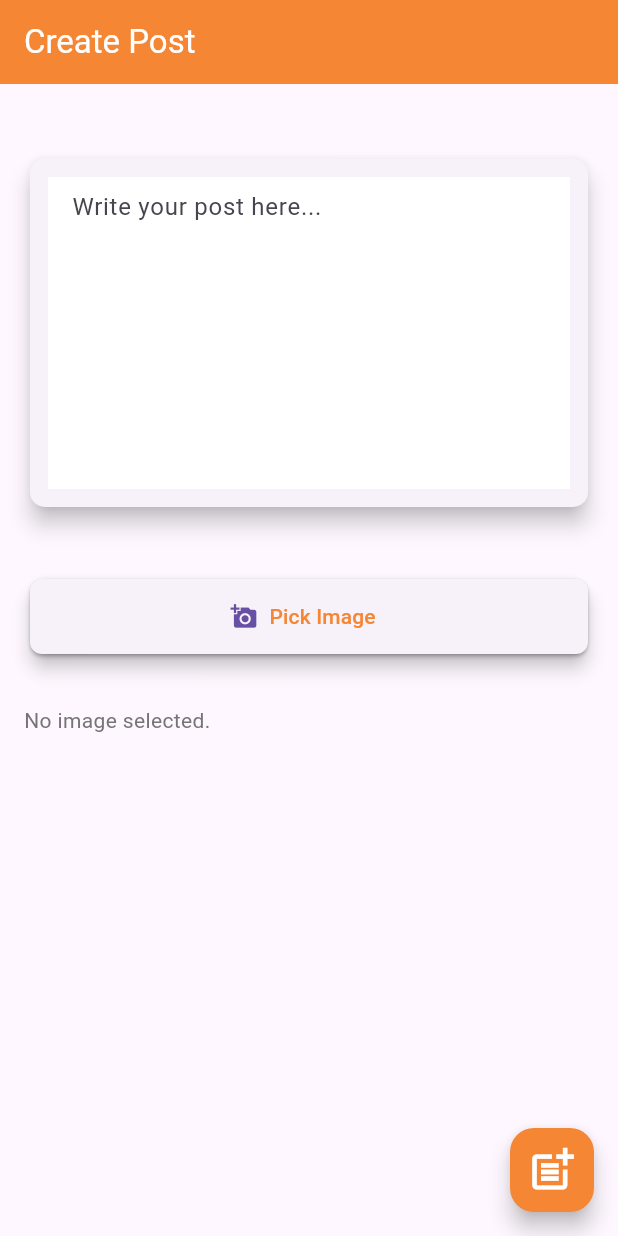
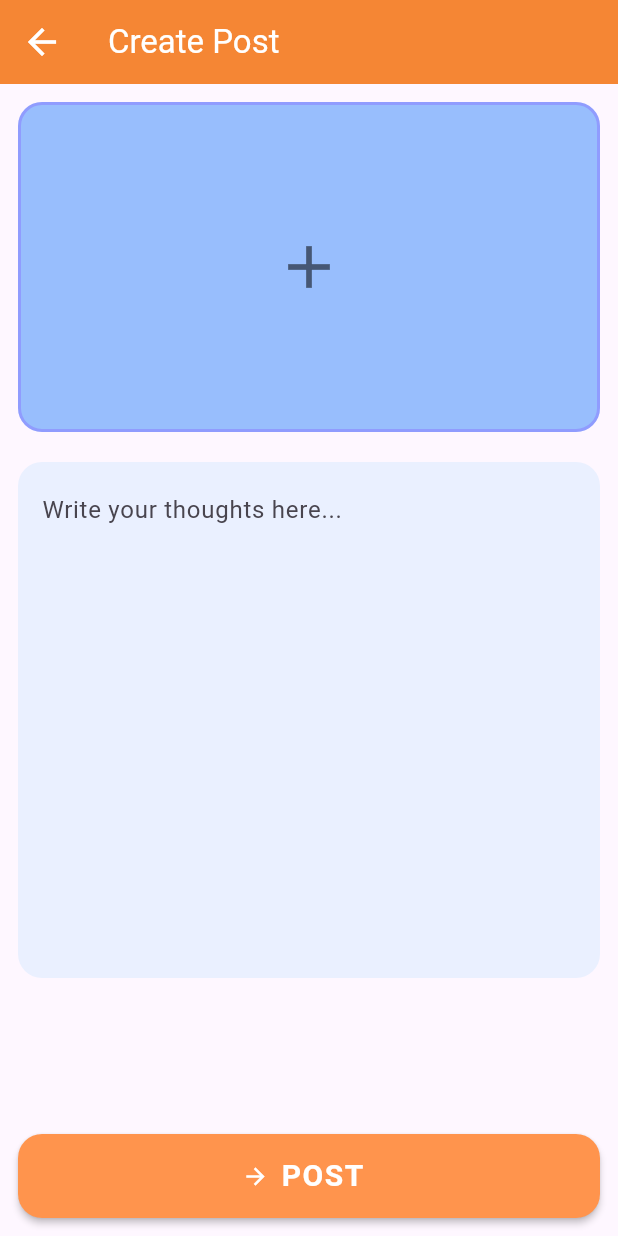
Before and after one commit to Saurav-KumarSingh/Campus_Connect, a Flutter app: the PostScreen screen opened directly, on a phone screen of 412 x 824 dp. Run offline on Flutter 3.47's test engine with Material 3 defaults, Android fonts, the phone set to English and light mode, and no system bars; our stand-ins replace cloud_firestore, firebase_auth, firebase_core, firebase_storage, image_picker; accounts and stored records are empty; network calls fail.

Commit message:
persistent login added and post screen Ui

```diff
--- a/lib/screens/bottomnavbar.dart
+++ b/lib/screens/bottomnavbar.dart
@@ -56,7 +56,7 @@ class _BottomNavScreenState extends State<BottomNavScreen> {
             CurrentIndex = index;
           });
         },
-        type: BottomNavigationBarType.shifting,
+        type: BottomNavigationBarType.fixed,
         currentIndex: CurrentIndex,
         selectedItemColor: Colors.orange,
         iconSize: 30,
--- a/lib/screens/post_screen.dart
+++ b/lib/screens/post_screen.dart
@@ -71,112 +71,107 @@ class _PostScreenState extends State<PostScreen> {
       appBar: AppBar(
         title: Text("Create Post", style: TextStyle(color: Colors.white)),
         backgroundColor: Color(0xFFF58634),
-        automaticallyImplyLeading: false,
+        iconTheme: const IconThemeData(
+          color: Colors.white,
+          size: 28,
         ),
-      body: Padding(
-        padding: const EdgeInsets.all(16.0),
-        child: SingleChildScrollView(
-          child: Column(
-            crossAxisAlignment: CrossAxisAlignment.start,
-            children: [
-
-              SizedBox(height: 30),
-              Card(
-                elevation: 6,
-                shape: RoundedRectangleBorder(
-                  borderRadius: BorderRadius.circular(10),
       ),
+      body: LayoutBuilder(
+        builder: (context, constraints) => SingleChildScrollView(
+          child: ConstrainedBox(
+            constraints: BoxConstraints(
+              minHeight: constraints.maxHeight,
+            ),
+            child: IntrinsicHeight(
               child: Padding(
                 padding: const EdgeInsets.all(12.0),
-                  child: TextFormField(
-                    controller: _contentController,
-                    decoration: InputDecoration(
-                      hintText: 'Write your post here...',
-                      filled: true,
-                      fillColor: Colors.white,
-                      border: InputBorder.none,
+                child: Column(
+                  children: [
+                    // Image Picker Card
+                    GestureDetector(
+                      onTap: _pickImage,
+                      child: Container(
+                        width: double.infinity,
+                        height: 220,
+                        decoration: BoxDecoration(
+                          color: const Color(0xFF98BEFD),
+                          borderRadius: BorderRadius.circular(16),
+                          border: Border.all(
+                            color: Colors.deepPurpleAccent.withOpacity(0.3),
+                            width: 2,
                           ),
-                    maxLines: 8,
-                    keyboardType: TextInputType.multiline,
-                    style: TextStyle(fontSize: 16, height: 1.5),
+                        ),
+                        child: Center(
+                          child: (_image != null || (kIsWeb && _webImage != null))
+                              ? (kIsWeb && _webImage != null
+                                  ? ClipRRect(
+                                      borderRadius: BorderRadius.circular(14),
+                                      child: Image.memory(
+                                        _webImage!,
+                                        width: double.infinity,
+                                        height: 220,
+                                        fit: BoxFit.cover,
+                                      ),
+                                    )
+                                  : ClipRRect(
+                                      borderRadius: BorderRadius.circular(14),
+                                      child: Image.file(
+                                        _image!,
+                                        width: double.infinity,
+                                        height: 220,
+                                        fit: BoxFit.cover,
+                                      ),
+                                    ))
+                              : const Icon(Icons.add, size: 48, color: Colors.black54),
                         ),
                       ),
                     ),
-              SizedBox(height: 40),
-              Card(
-                elevation: 5,
-                color: Color(0xFFF58634),
-                child: ElevatedButton.icon(
-                  onPressed: _pickImage,
-                  icon: Icon(Icons.add_a_photo),
-                  label: Text("Pick Image",style: TextStyle(color: Color(0xFFF58634)),),
-                  style: ElevatedButton.styleFrom(
-                    minimumSize: Size(double.infinity, 50),
-                    shape: RoundedRectangleBorder(
-                      borderRadius: BorderRadius.circular(8),
+                    const SizedBox(height: 20),
+                    // Note Text Field Card
+                    Container(
+                      width: double.infinity,
+                      decoration: BoxDecoration(
+                        color: const Color(0xFFEAF0FF),
+                        borderRadius: BorderRadius.circular(16),
+                      ),
+                      child: Padding(
+                        padding: const EdgeInsets.symmetric(horizontal: 16, vertical: 12),
+                        child: SizedBox(
+                          height: 320,
+                          child: TextFormField(
+                            controller: _contentController,
+                            decoration: const InputDecoration(
+                              hintText: 'Write your thoughts here...',
+                              border: InputBorder.none,
+                            ),
+                            maxLines: null,
+                            expands: true,
+                            style: const TextStyle(fontSize: 16, color: Colors.black87),
                           ),
                         ),
                       ),
                     ),
-              SizedBox(height: 20),
-              if (kIsWeb && _webImage != null)
-                Padding(
-                  padding: const EdgeInsets.only(top: 10.0),
-                  child: ClipRRect(
-                    borderRadius: BorderRadius.circular(10),
-                    child: Image.memory(
-                      _webImage!,
-                      height: 200,
+                    const Spacer(),
+                    // Post Button
+                    SizedBox(
                       width: double.infinity,
-                      fit: BoxFit.cover,
-                    ),
-                  ),
-                )
-              else if (_image != null)
-                Padding(
-                  padding: const EdgeInsets.only(top: 10.0),
-                  child: ClipRRect(
-                    borderRadius: BorderRadius.circular(10),
-                    child: Image.file(
-                      _image!,
-                      height: 200,
-                      width: double.infinity,
-                      fit: BoxFit.cover,
-                    ),
-                  ),
-                )
-              else
-                Padding(
-                  padding: const EdgeInsets.only(top: 10.0),
-                  child: Text(
-                    'No image selected.',
-                    style: TextStyle(color: Colors.grey[600]),
-                  ),
-                ),
-              SizedBox(height: 30),
-            ],
-          ),
-        ),
-      ),
-      floatingActionButton: FloatingActionButton(
+                      height: 56,
+                      child: ElevatedButton.icon(
                         onPressed: _isLoading
                             ? null
                             : () async {
                                 setState(() => _isLoading = true);
 
-          // Get the current user ID
                                 String? userId = FirebaseAuth.instance.currentUser?.uid;
                                 if (userId == null) {
-            ScaffoldMessenger.of(context).showSnackBar(SnackBar(content: Text("You must be logged in to post")));
+                                  ScaffoldMessenger.of(context).showSnackBar(
+                                      const SnackBar(content: Text("You must be logged in to post")));
                                   setState(() => _isLoading = false);
                                   return;
                                 }
 
-          // Upload image and get the URL
                                 String? imageUrl = await _uploadImage();
-          print("Post Image URL: $imageUrl"); // Print the image URL when creating a post
 
-          // Create the post
                                 Post post = Post(
                                   id: DateTime.now().toString(),
                                   userId: userId,
@@ -185,19 +180,40 @@ class _PostScreenState extends State<PostScreen> {
                                   imageUrl: imageUrl,
                                 );
 
-          // Save the post to Firestore
                                 await PostService().addPost(post);
 
-          // Navigate back
                                 Navigator.pushReplacement(
                                   context,
                                   MaterialPageRoute(builder: (context) => BottomNavScreen()),
                                 );
                               },
-        child: _isLoading
-            ? CircularProgressIndicator(color: Colors.white)
-            : Icon(Icons.post_add, color: Colors.white, size: 35),
-        backgroundColor: Color(0xFFF58634),
+                        icon: _isLoading
+                            ? const SizedBox(
+                                width: 22,
+                                height: 22,
+                                child: CircularProgressIndicator(
+                                  color: Colors.white,
+                                  strokeWidth: 2.5,
+                                ),
+                              )
+                            : const Icon(Icons.arrow_forward, color: Colors.white),
+                        label: const Text(
+                          "POST",
+                          style: TextStyle(fontSize: 20, fontWeight: FontWeight.bold, color: Colors.white, letterSpacing: 1),
+                        ),
+                        style: ElevatedButton.styleFrom(
+                          backgroundColor: const Color(0xFFFF944D),
+                          shape: RoundedRectangleBorder(borderRadius: BorderRadius.circular(16)),
+                          elevation: 2,
+                        ),
+                      ),
+                    ),
+                  ],
+                ),
+              ),
+            ),
+          ),
+        ),
       ),
     );
   }
--- a/lib/screens/splash_screen.dart
+++ b/lib/screens/splash_screen.dart
@@ -1,23 +1,34 @@
+import 'package:collegelink/screens/bottomnavbar.dart';
 import 'package:flutter/material.dart';
-
+import 'package:firebase_auth/firebase_auth.dart';
 import 'login_screen.dart';
 
 class SplashScreen extends StatefulWidget {
   @override
-  _SplashScreenState createState() => _SplashScreenState();
+  State<SplashScreen> createState() => _SplashScreenState();
 }
 
 class _SplashScreenState extends State<SplashScreen> {
   @override
   void initState() {
     super.initState();
+    _checkAuth();
+  }
 
-    Future.delayed(Duration(seconds: 4), () {
+  void _checkAuth() async {
+    await Future.delayed(Duration(seconds: 4));
+    User? user = FirebaseAuth.instance.currentUser;
+    if (user != null) {
+      Navigator.pushReplacement(
+        context,
+        MaterialPageRoute(builder: (context) => BottomNavScreen()),
+      );
+    } else {
       Navigator.pushReplacement(
         context,
         MaterialPageRoute(builder: (context) => LoginScreen()),
       );
-    });
+    }
   }
 
   @override
--- a/pubspec.yaml
+++ b/pubspec.yaml
@@ -37,7 +37,8 @@ dependencies:
   cloud_firestore:
   share_plus:
   intl:
-  jitsi_meet:
+
+
   # The following adds the Cupertino Icons font to your application.
   # Use with the CupertinoIcons class for iOS style icons.
   cupertino_icons: ^1.0.8
```
Also changed, not shown: 1 other file. Lines whose indentation alone changed are shown as unchanged.
